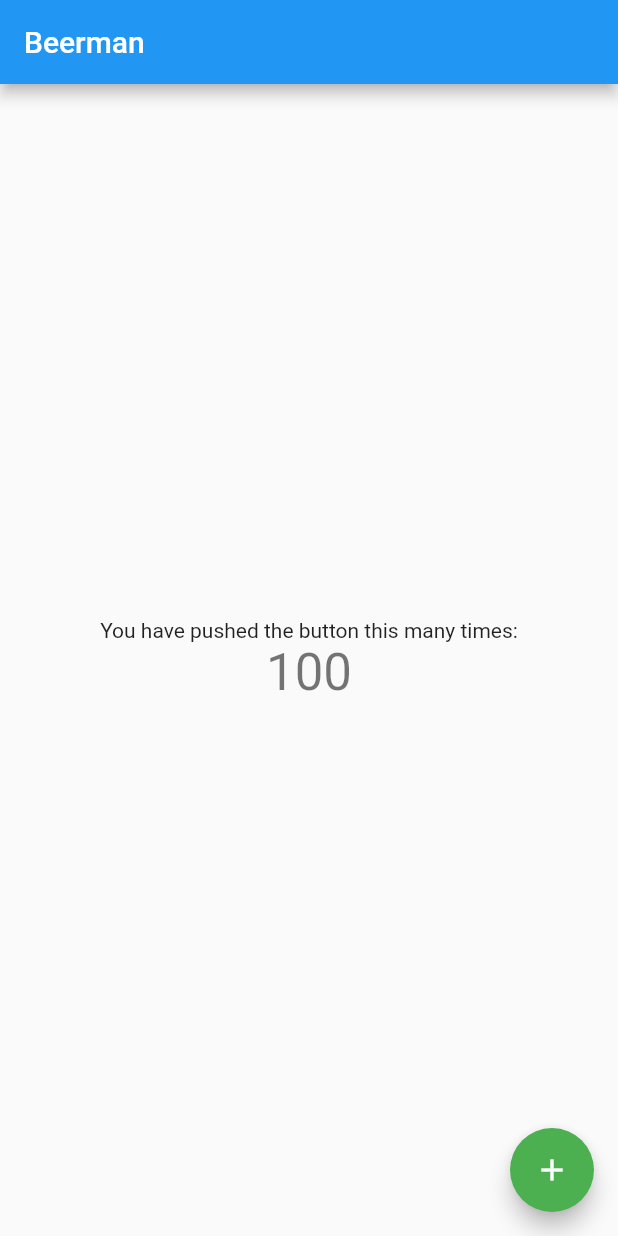
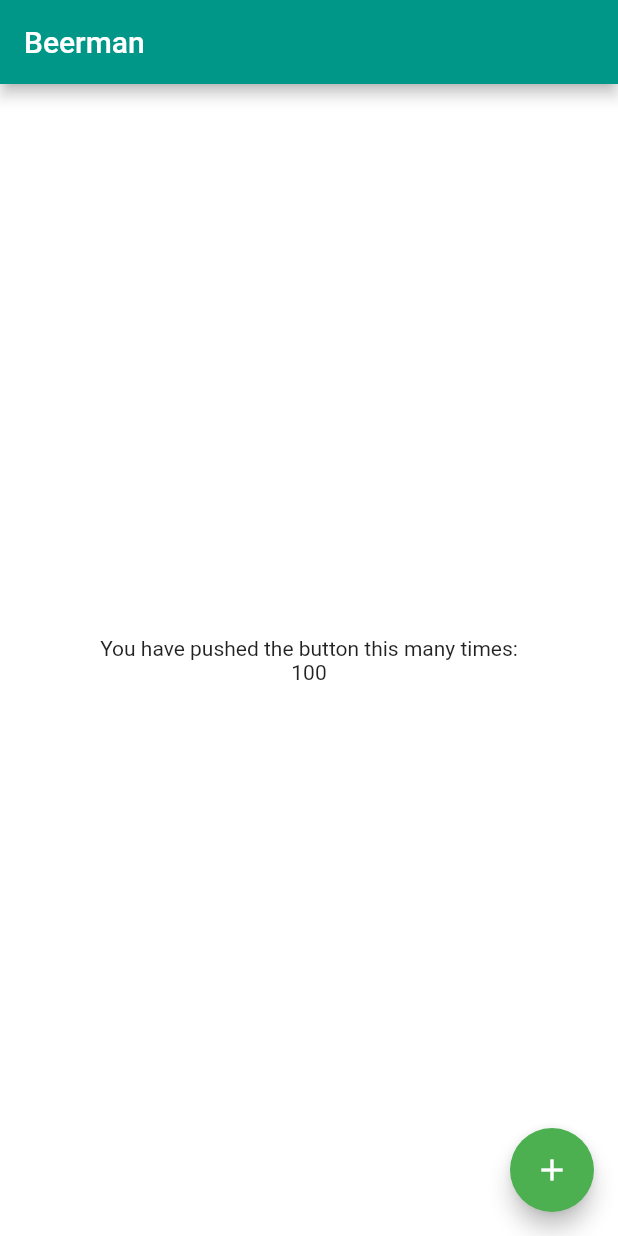
Before and after one commit to zhuravchak-anastasiia/beerman_flutter, a Flutter app: the screen it shows after launch, on a phone screen of 412 x 824 dp. Run offline on Flutter 3.47's test engine with Material 2 defaults, Android fonts, the phone set to English and light mode, and no system bars.

```diff
--- a/lib/main.dart
+++ b/lib/main.dart
@@ -1,3 +1,5 @@
+import 'package:beerman/my_home_page.dart';
+import 'package:beerman/splash_screen.dart';
 import 'package:flutter/material.dart';
 
 void main() {
@@ -10,75 +12,7 @@ class MyApp extends StatelessWidget {
   Widget build(BuildContext context) {
     return MaterialApp(
       home: MyHomePage(),
+
     );
   }
 }
-
-class MyHomePage extends StatefulWidget {
-
-  @override
-  _MyHomePageState createState() => _MyHomePageState();
-}
-
-class _MyHomePageState extends State<MyHomePage> {
-  int _counter;
-
-  void _incrementCounter() {
-    setState(() {
-      _counter++;
-    });
-  }
-
-
-  @override
-  void initState() {
-    _counter = 100;
-  }
-
-  @override
-  Widget build(BuildContext context) {
-    return Scaffold(
-      appBar: AppBar(
-        // Here we take the value from the MyHomePage object that was created by
-        // the App.build method, and use it to set our appbar title.
-        title: Text("Beerman"),
-      ),
-      body: Center(
-        // Center is a layout widget. It takes a single child and positions it
-        // in the middle of the parent.
-        child: Column(
-          // Column is also a layout widget. It takes a list of children and
-          // arranges them vertically. By default, it sizes itself to fit its
-          // children horizontally, and tries to be as tall as its parent.
-          //
-          // Invoke "debug painting" (press "p" in the console, choose the
-          // "Toggle Debug Paint" action from the Flutter Inspector in Android
-          // Studio, or the "Toggle Debug Paint" command in Visual Studio Code)
-          // to see the wireframe for each widget.
-          //
-          // Column has various properties to control how it sizes itself and
-          // how it positions its children. Here we use mainAxisAlignment to
-          // center the children vertically; the main axis here is the vertical
-          // axis because Columns are vertical (the cross axis would be
-          // horizontal).
-          mainAxisAlignment: MainAxisAlignment.center,
-          children: <Widget>[
-            Text(
-              'You have pushed the button this many times:',
-            ),
-            Text(
-              '$_counter',
-              style: Theme.of(context).textTheme.headline4,
-            ),
-          ],
-        ),
-      ),
-      floatingActionButton: FloatingActionButton(
-        backgroundColor: Colors.green,
-        onPressed: _incrementCounter,
-        tooltip: 'Increment',
-        child: Icon(Icons.add),
-      ), // This trailing comma makes auto-formatting nicer for build methods.
-    );
-  }
-}
--- /dev/null
+++ b/lib/my_home_page.dart
@@ -0,0 +1,62 @@
+
+
+import 'package:flutter/cupertino.dart';
+import 'package:flutter/material.dart';
+
+class MyHomePage extends StatefulWidget {
+
+  @override
+  _MyHomePageState createState() => _MyHomePageState();
+}
+
+class _MyHomePageState extends State<MyHomePage> {
+  int _counter;
+
+  void _incrementCounter() {
+    setState(() {
+      _counter++;
+    });
+  }
+
+
+  @override
+  void initState() {
+    _counter = 100;
+  }
+
+  @override
+  Widget build(BuildContext context) {
+    return Scaffold(
+      appBar: AppBar(
+        centerTitle: false,
+        title: Text("Beerman"),
+        backgroundColor: Colors.teal,
+      ),
+      body: Center(
+        child: Column(
+          mainAxisAlignment: MainAxisAlignment.center,
+          children: <Widget>[
+            Center(
+              child: Text(
+                'You have pushed the button this many times:',
+              ),
+            ),
+            Center(
+              child: Text(
+                '$_counter',
+              ),
+            ),
+          ],
+        ),
+
+      ),
+      floatingActionButton: FloatingActionButton(
+        backgroundColor: Colors.green,
+        onPressed: _incrementCounter,
+        tooltip: 'Increment',
+        child: Icon(Icons.add),
+      ), // This trailing comma makes auto-formatting nicer for build methods.
+      backgroundColor: Colors.white,
+    );
+  }
+}
```
Also changed, not shown: lib/splash_screen.dart (added, +27 -0 lines), pubspec.yaml (+3 -4 lines), assets/images/beer1.png (added), assets/images/logo.png (added), lib/login_page.dart (added), 3 other files.
